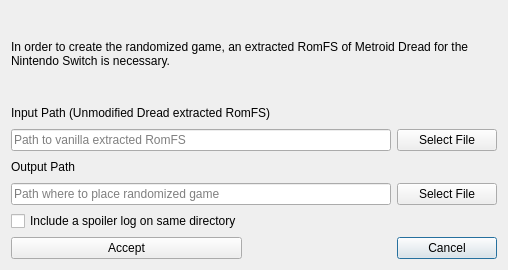
The window that randovania/gui/ui_files/dread_game_export_dialog.ui (randovania/randovania) describes before a commit, drawn with Qt 5.
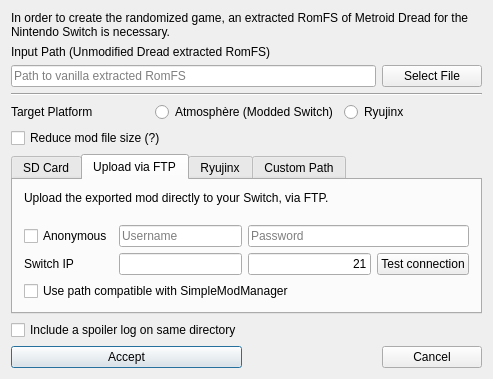
The same window after the commit. The open tabs and pages were chosen to show the change.

Patch:
```diff
--- a/randovania/gui/ui_files/dread_game_export_dialog.ui
+++ b/randovania/gui/ui_files/dread_game_export_dialog.ui
@@ -6,73 +6,200 @@
    <rect>
     <x>0</x>
     <y>0</y>
-    <width>508</width>
-    <height>270</height>
+    <width>493</width>
+    <height>326</height>
    </rect>
   </property>
   <property name="windowTitle">
    <string>Game Patching</string>
   </property>
-  <layout class="QGridLayout" name="gridLayout">
-   <item row="4" column="0" colspan="2">
-    <widget class="QLabel" name="output_file_label">
-     <property name="maximumSize">
-      <size>
-       <width>16777215</width>
-       <height>20</height>
-      </size>
-     </property>
-     <property name="text">
-      <string>Output Path</string>
-     </property>
-    </widget>
-   </item>
-   <item row="8" column="2">
-    <widget class="QPushButton" name="cancel_button">
-     <property name="text">
-      <string>Cancel</string>
-     </property>
-    </widget>
-   </item>
-   <item row="5" column="0" colspan="2">
-    <widget class="QLineEdit" name="output_file_edit">
-     <property name="placeholderText">
-      <string>Path where to place randomized game</string>
-     </property>
-    </widget>
-   </item>
-   <item row="2" column="0" colspan="2">
-    <widget class="QLineEdit" name="input_file_edit">
-     <property name="placeholderText">
-      <string>Path to vanilla extracted RomFS</string>
-     </property>
-    </widget>
-   </item>
-   <item row="5" column="2">
-    <widget class="QPushButton" name="output_file_button">
-     <property name="maximumSize">
-      <size>
-       <width>100</width>
-       <height>16777215</height>
-      </size>
-     </property>
-     <property name="text">
-      <string>Select File</string>
-     </property>
-    </widget>
-   </item>
-   <item row="8" column="0">
+  <layout class="QGridLayout" name="root_layout">
+   <item row="11" column="0">
     <widget class="QPushButton" name="accept_button">
      <property name="text">
       <string>Accept</string>
      </property>
     </widget>
    </item>
-   <item row="7" column="0">
-    <widget class="QCheckBox" name="auto_save_spoiler_check">
-     <property name="text">
-      <string>Include a spoiler log on same directory</string>
+   <item row="7" column="0" rowspan="2" colspan="3">
+    <widget class="QTabWidget" name="output_tab_widget">
+     <property name="currentIndex">
+      <number>0</number>
      </property>
+     <widget class="QWidget" name="tab_sd_card">
+      <attribute name="title">
+       <string>SD Card</string>
+      </attribute>
+      <layout class="QVBoxLayout" name="verticalLayout">
+       <item>
+        <widget class="QLabel" name="sd_label">
+         <property name="text">
+          <string>Select the driver letter for your SD Card</string>
+         </property>
+        </widget>
+       </item>
+       <item>
+        <layout class="QHBoxLayout" name="sd_driver_layout">
+         <item>
+          <widget class="QComboBox" name="sd_combo">
+           <item>
+            <property name="text">
+             <string>D:</string>
+            </property>
+           </item>
+          </widget>
+         </item>
+         <item>
+          <widget class="QCheckBox" name="sd_non_removable">
+           <property name="text">
+            <string>Show non-removable</string>
+           </property>
+          </widget>
+         </item>
+         <item>
+          <widget class="QPushButton" name="sd_refresh_button">
+           <property name="text">
+            <string>Refresh</string>
+           </property>
+          </widget>
+         </item>
+        </layout>
+       </item>
+       <item>
+        <widget class="QCheckBox" name="sd_mod_manager_check">
+         <property name="text">
+          <string>Use path compatible with SimpleModManager</string>
+         </property>
+        </widget>
+       </item>
+      </layout>
+     </widget>
+     <widget class="QWidget" name="tab_ftp">
+      <attribute name="title">
+       <string>Upload via FTP</string>
+      </attribute>
+      <layout class="QGridLayout" name="gridLayout_4">
+       <item row="2" column="2">
+        <widget class="QLineEdit" name="ftp_port_edit">
+         <property name="text">
+          <string>21</string>
+         </property>
+         <property name="alignment">
+          <set>Qt::AlignRight|Qt::AlignTrailing|Qt::AlignVCenter</set>
+         </property>
+        </widget>
+       </item>
+       <item row="1" column="1">
+        <widget class="QLineEdit" name="ftp_username_edit">
+         <property name="placeholderText">
+          <string>Username</string>
+         </property>
+        </widget>
+       </item>
+       <item row="1" column="2" colspan="2">
+        <widget class="QLineEdit" name="ftp_password_edit">
+         <property name="placeholderText">
+          <string>Password</string>
+         </property>
+        </widget>
+       </item>
+       <item row="2" column="1">
+        <widget class="QLineEdit" name="ftp_ip_edit"/>
+       </item>
+       <item row="3" column="0" colspan="3">
+        <widget class="QCheckBox" name="ftp_mod_manager_check">
+         <property name="text">
+          <string>Use path compatible with SimpleModManager</string>
+         </property>
+        </widget>
+       </item>
+       <item row="0" column="0" colspan="3">
+        <widget class="QLabel" name="ftp_description_label">
+         <property name="text">
+          <string>&lt;html&gt;&lt;head/&gt;&lt;body&gt;&lt;p&gt;Upload the exported mod directly to your Switch, via FTP.&lt;/p&gt;&lt;p&gt;You can use either &lt;a href=&quot;https://github.com/mtheall/ftpd&quot;&gt;&lt;span style=&quot; text-decoration: underline; color:#007af4;&quot;&gt;ftpd&lt;/span&gt;&lt;/a&gt; or &lt;a href=&quot;https://github.com/jakibaki/sys-ftpd&quot;&gt;&lt;span style=&quot; text-decoration: underline; color:#007af4;&quot;&gt;sys-ftpd&lt;/span&gt;&lt;/a&gt; as homebrew in your Switch.&lt;/p&gt;&lt;/body&gt;&lt;/html&gt;</string>
+         </property>
+         <property name="openExternalLinks">
+          <bool>true</bool>
+         </property>
+        </widget>
+       </item>
+       <item row="1" column="0">
+        <widget class="QCheckBox" name="ftp_anonymous_check">
+         <property name="text">
+          <string>Anonymous</string>
+         </property>
+        </widget>
+       </item>
+       <item row="2" column="0">
+        <widget class="QLabel" name="ftp_ip_label">
+         <property name="text">
+          <string>Switch IP</string>
+         </property>
+        </widget>
+       </item>
+       <item row="2" column="3">
+        <widget class="QPushButton" name="ftp_test_button">
+         <property name="text">
+          <string>Test connection</string>
+         </property>
+        </widget>
+       </item>
+      </layout>
+     </widget>
+     <widget class="QWidget" name="tab_ryujinx">
+      <attribute name="title">
+       <string>Ryujinx</string>
+      </attribute>
+      <layout class="QHBoxLayout" name="horizontalLayout_2">
+       <item>
+        <widget class="QLabel" name="ryujinx_label">
+         <property name="text">
+          <string>&lt;html&gt;&lt;head/&gt;&lt;body&gt;&lt;p&gt;The game will be exported directly to Ryujinx's mod folder for Metroid Dread in this computer.&lt;/p&gt;&lt;p&gt;Path to be used:&lt;br/&gt;&lt;span style=&quot; font-size:8pt;&quot;&gt;{mod_path}&lt;/span&gt;&lt;/p&gt;&lt;p&gt;Please make sure Ryujinx is closed before exporting a game.&lt;/p&gt;&lt;/body&gt;&lt;/html&gt;</string>
+         </property>
+         <property name="wordWrap">
+          <bool>true</bool>
+         </property>
+        </widget>
+       </item>
+      </layout>
+     </widget>
+     <widget class="QWidget" name="tab_custom_path">
+      <attribute name="title">
+       <string>Custom Path</string>
+      </attribute>
+      <layout class="QGridLayout" name="gridLayout_3">
+       <item row="1" column="0">
+        <widget class="QLineEdit" name="custom_path_edit">
+         <property name="placeholderText">
+          <string>Path where to place randomized game</string>
+         </property>
+        </widget>
+       </item>
+       <item row="1" column="1">
+        <widget class="QPushButton" name="custom_path_button">
+         <property name="maximumSize">
+          <size>
+           <width>100</width>
+           <height>16777215</height>
+          </size>
+         </property>
+         <property name="text">
+          <string>Select File</string>
+         </property>
+        </widget>
+       </item>
+       <item row="0" column="0" colspan="2">
+        <widget class="QLabel" name="custom_path_label">
+         <property name="text">
+          <string>&lt;html&gt;&lt;head/&gt;&lt;body&gt;&lt;p&gt;Saves the mod to a path or your choosing, leaving the responsability of placing the files in the correct location to you.&lt;/p&gt;&lt;p&gt;It's recommended to use one of the other options.&lt;/p&gt;&lt;/body&gt;&lt;/html&gt;</string>
+         </property>
+         <property name="wordWrap">
+          <bool>true</bool>
+         </property>
+        </widget>
+       </item>
+      </layout>
+     </widget>
     </widget>
    </item>
    <item row="1" column="0" colspan="2">
@@ -88,6 +215,16 @@
      </property>
     </widget>
    </item>
+   <item row="5" column="0" colspan="3">
+    <widget class="QCheckBox" name="exlaunch_check">
+     <property name="toolTip">
+      <string>&lt;html&gt;&lt;head/&gt;&lt;body&gt;&lt;p&gt;This option reduces the size of the output folder from 1.4GB to 17MB, but certain features such as map icons won't work.&lt;/p&gt;&lt;/body&gt;&lt;/html&gt;</string>
+     </property>
+     <property name="text">
+      <string>Reduce mod file size (?)</string>
+     </property>
+    </widget>
+   </item>
    <item row="2" column="2">
     <widget class="QPushButton" name="input_file_button">
      <property name="maximumSize">
@@ -101,6 +238,48 @@
      </property>
     </widget>
    </item>
+   <item row="2" column="0" colspan="2">
+    <widget class="QLineEdit" name="input_file_edit">
+     <property name="placeholderText">
+      <string>Path to vanilla extracted RomFS</string>
+     </property>
+    </widget>
+   </item>
+   <item row="10" column="0">
+    <widget class="QCheckBox" name="auto_save_spoiler_check">
+     <property name="text">
+      <string>Include a spoiler log on same directory</string>
+     </property>
+    </widget>
+   </item>
+   <item row="4" column="0" colspan="3">
+    <layout class="QHBoxLayout" name="horizontalLayout">
+     <item>
+      <widget class="QLabel" name="target_platform_label">
+       <property name="text">
+        <string>Target Platform</string>
+       </property>
+      </widget>
+     </item>
+     <item>
+      <widget class="QRadioButton" name="atmosphere_radio">
+       <property name="text">
+        <string>Atmosphère (Modded Switch)</string>
+       </property>
+      </widget>
+     </item>
+     <item>
+      <widget class="QRadioButton" name="ryujinx_radio">
+       <property name="toolTip">
+        <string>&lt;html&gt;&lt;head/&gt;&lt;body&gt;&lt;p&gt;Randovania only supports Ryujinx.&lt;/p&gt;&lt;p&gt;Use other emulators at your own risk, but do not report any issues.&lt;/p&gt;&lt;/body&gt;&lt;/html&gt;</string>
+       </property>
+       <property name="text">
+        <string>Ryujinx</string>
+       </property>
+      </widget>
+     </item>
+    </layout>
+   </item>
    <item row="0" column="0" colspan="3">
     <widget class="QLabel" name="description_label">
      <property name="text">
@@ -111,6 +290,33 @@
      </property>
     </widget>
    </item>
+   <item row="11" column="2">
+    <widget class="QPushButton" name="cancel_button">
+     <property name="text">
+      <string>Cancel</string>
+     </property>
+    </widget>
+   </item>
+   <item row="3" column="0" colspan="3">
+    <widget class="Line" name="line">
+     <property name="orientation">
+      <enum>Qt::Horizontal</enum>
+     </property>
+    </widget>
+   </item>
+   <item row="6" column="0" colspan="3">
+    <spacer name="verticalSpacer">
+     <property name="orientation">
+      <enum>Qt::Vertical</enum>
+     </property>
+     <property name="sizeHint" stdset="0">
+      <size>
+       <width>20</width>
+       <height>40</height>
+      </size>
+     </property>
+    </spacer>
+   </item>
   </layout>
  </widget>
  <layoutdefault spacing="6" margin="11"/>
```
